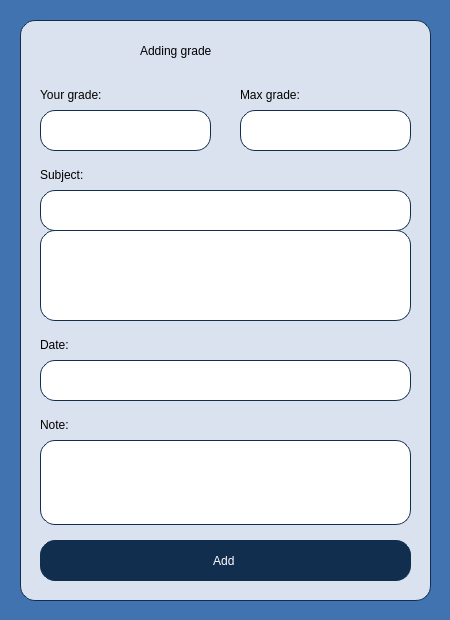
This is Planner/gradesadding.ui in BeliaViktoria/Planner as Qt 5 draws it before an edit. The edited form follows.
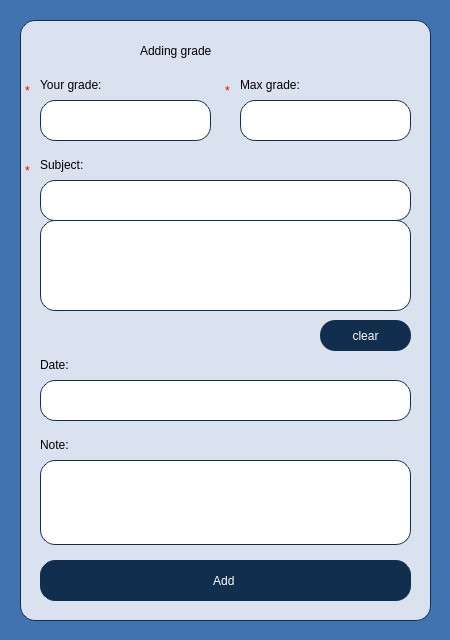
This is the edited form.

Patch:
```diff
--- a/Planner/gradesadding.ui
+++ b/Planner/gradesadding.ui
@@ -7,7 +7,7 @@
     <x>0</x>
     <y>0</y>
     <width>450</width>
-    <height>620</height>
+    <height>640</height>
    </rect>
   </property>
   <property name="sizePolicy">
@@ -19,13 +19,13 @@
   <property name="minimumSize">
    <size>
     <width>450</width>
-    <height>620</height>
+    <height>640</height>
    </size>
   </property>
   <property name="maximumSize">
    <size>
     <width>450</width>
-    <height>620</height>
+    <height>640</height>
    </size>
   </property>
   <property name="windowTitle">
@@ -40,7 +40,7 @@
      <x>20</x>
      <y>20</y>
      <width>411</width>
-     <height>581</height>
+     <height>601</height>
     </rect>
    </property>
    <property name="styleSheet">
@@ -54,7 +54,7 @@
     <property name="geometry">
      <rect>
       <x>20</x>
-      <y>520</y>
+      <y>540</y>
       <width>371</width>
       <height>41</height>
      </rect>
@@ -82,20 +82,22 @@
     <property name="geometry">
      <rect>
       <x>20</x>
-      <y>210</y>
+      <y>200</y>
       <width>371</width>
       <height>91</height>
      </rect>
     </property>
     <property name="styleSheet">
-     <string notr="true">background-color:rgb(255, 255, 255)</string>
+     <string notr="true">background-color:rgb(255, 255, 255);
+font: 14pt &quot;Gentium Book Basic&quot;;
+color:black;</string>
     </property>
    </widget>
    <widget class="QPushButton" name="pushButton_Date">
     <property name="geometry">
      <rect>
       <x>20</x>
-      <y>340</y>
+      <y>360</y>
       <width>371</width>
       <height>41</height>
      </rect>
@@ -117,7 +119,7 @@
     <property name="geometry">
      <rect>
       <x>20</x>
-      <y>90</y>
+      <y>80</y>
       <width>171</width>
       <height>41</height>
      </rect>
@@ -139,7 +141,7 @@
     <property name="geometry">
      <rect>
       <x>220</x>
-      <y>90</y>
+      <y>80</y>
       <width>171</width>
       <height>41</height>
      </rect>
@@ -161,7 +163,7 @@
     <property name="geometry">
      <rect>
       <x>20</x>
-      <y>420</y>
+      <y>440</y>
       <width>371</width>
       <height>85</height>
      </rect>
@@ -176,34 +178,85 @@
 color:black;</string>
     </property>
    </widget>
-  </widget>
-  <widget class="QLineEdit" name="lineEdit_Subject">
-   <property name="geometry">
-    <rect>
-     <x>40</x>
-     <y>190</y>
-     <width>371</width>
-     <height>41</height>
-    </rect>
-   </property>
-   <property name="styleSheet">
-    <string notr="true">background-color:rgb(255, 255, 255);
-border-radius:15px;
-border-style: solid;
-border-width: 1px;
-border-color: rgb(18, 46, 79);
+   <widget class="QLabel" name="label_NessesaryField_1">
+    <property name="geometry">
+     <rect>
+      <x>5</x>
+      <y>55</y>
+      <width>16</width>
+      <height>31</height>
+     </rect>
+    </property>
+    <property name="styleSheet">
+     <string notr="true">border-width:0px;
 font: 14pt &quot;Gentium Book Basic&quot;;
-color:black;</string>
-   </property>
-   <property name="text">
-    <string/>
-   </property>
+color:red;</string>
+    </property>
+    <property name="text">
+     <string>*</string>
+    </property>
+   </widget>
+   <widget class="QLabel" name="label_NessesaryField_2">
+    <property name="geometry">
+     <rect>
+      <x>205</x>
+      <y>55</y>
+      <width>16</width>
+      <height>31</height>
+     </rect>
+    </property>
+    <property name="styleSheet">
+     <string notr="true">border-width:0px;
+font: 14pt &quot;Gentium Book Basic&quot;;
+color:red;</string>
+    </property>
+    <property name="text">
+     <string>*</string>
+    </property>
+   </widget>
+   <widget class="QLabel" name="label_NessesaryField_3">
+    <property name="geometry">
+     <rect>
+      <x>5</x>
+      <y>135</y>
+      <width>16</width>
+      <height>31</height>
+     </rect>
+    </property>
+    <property name="styleSheet">
+     <string notr="true">border-width:0px;
+font: 14pt &quot;Gentium Book Basic&quot;;
+color:red;</string>
+    </property>
+    <property name="text">
+     <string>*</string>
+    </property>
+   </widget>
+   <widget class="QPushButton" name="pushButton_ClearSubjects">
+    <property name="geometry">
+     <rect>
+      <x>300</x>
+      <y>300</y>
+      <width>91</width>
+      <height>31</height>
+     </rect>
+    </property>
+    <property name="styleSheet">
+     <string notr="true">font: 14pt &quot;Gentium Book Basic&quot;;
+color:white;
+background-color:rgb(18, 46, 79);
+border-width:0px;</string>
+    </property>
+    <property name="text">
+     <string>clear</string>
+    </property>
+   </widget>
   </widget>
   <widget class="QLabel" name="label_YourGrade">
    <property name="geometry">
     <rect>
      <x>40</x>
-     <y>80</y>
+     <y>70</y>
      <width>121</width>
      <height>30</height>
     </rect>
@@ -239,7 +292,7 @@
    <property name="geometry">
     <rect>
      <x>240</x>
-     <y>80</y>
+     <y>70</y>
      <width>121</width>
      <height>30</height>
     </rect>
@@ -257,7 +310,7 @@
    <property name="geometry">
     <rect>
      <x>40</x>
-     <y>160</y>
+     <y>150</y>
      <width>121</width>
      <height>30</height>
     </rect>
@@ -275,7 +328,7 @@
    <property name="geometry">
     <rect>
      <x>40</x>
-     <y>330</y>
+     <y>350</y>
      <width>121</width>
      <height>30</height>
     </rect>
@@ -293,7 +346,7 @@
    <property name="geometry">
     <rect>
      <x>40</x>
-     <y>410</y>
+     <y>430</y>
      <width>121</width>
      <height>30</height>
     </rect>
@@ -307,6 +360,28 @@
     <string>Note:</string>
    </property>
   </widget>
+  <widget class="QLabel" name="label_SubjectName">
+   <property name="geometry">
+    <rect>
+     <x>40</x>
+     <y>180</y>
+     <width>371</width>
+     <height>41</height>
+    </rect>
+   </property>
+   <property name="styleSheet">
+    <string notr="true">background-color:rgb(255, 255, 255);
+border-radius:15px;
+border-style: solid;
+border-width: 1px;
+border-color: rgb(18, 46, 79);
+font: 14pt &quot;Gentium Book Basic&quot;;
+color:black;</string>
+   </property>
+   <property name="text">
+    <string/>
+   </property>
+  </widget>
  </widget>
  <resources/>
  <connections/>
```
Left out of the diff: 3 changed lines with no effect on the pictures.
